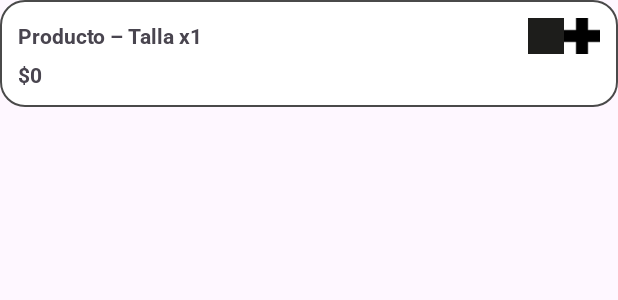
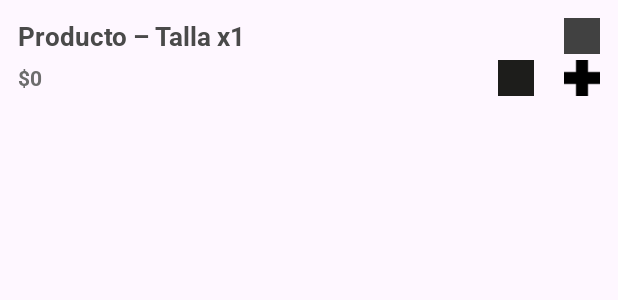
Before and after one commit to andresfsanchez74/Gujaturas, an Android app: the layout item_venta_row.xml on its own in the app's theme, with its tools: preview values and no code run, on a phone screen of 412 x 824 dp. Shown: the top 300 px of the screen. Run offline under Robolectric (Android 15) with nearby library versions, the phone set to English and light mode, and no system bars.

Commit message:
se crashea al querer cerra el descuento

```diff
--- a/app/src/main/res/layout/activity_footer.xml
+++ b/app/src/main/res/layout/activity_footer.xml
@@ -8,7 +8,7 @@
     <androidx.cardview.widget.CardView
         android:id="@+id/footerCard"
         android:layout_width="match_parent"
-        android:layout_height="80dp"
+        android:layout_height="wrap_content"
         app:cardCornerRadius="8dp"
         app:cardElevation="6dp"
         android:padding="10dp"
@@ -22,7 +22,8 @@
             android:layout_width="match_parent"
             android:layout_height="match_parent"
             android:orientation="horizontal"
-            android:weightSum="3">
+            android:weightSum="3"
+            android:padding="10dp">
 
             <!-- Inventario -->
             <LinearLayout
--- a/app/src/main/res/layout/item_venta_row.xml
+++ b/app/src/main/res/layout/item_venta_row.xml
@@ -4,11 +4,10 @@
     android:layout_width="match_parent"
     android:layout_height="wrap_content"
     android:orientation="vertical"
-    android:background="@drawable/bg_section_white_rounded"
     android:padding="12dp"
     android:layout_marginBottom="12dp">
 
-    <!-- Fila horizontal: descripción + botones -->
+    <!-- Fila horizontal: descripción + botón descuento -->
     <LinearLayout
         android:layout_width="match_parent"
         android:layout_height="wrap_content"
@@ -21,7 +20,35 @@
             android:layout_weight="1"
             android:layout_height="wrap_content"
             android:text="Producto – Talla x1"
-            android:fontFamily="@font/roboto_bold"/>
+            android:textSize="17sp"
+            android:fontFamily="@font/roboto_bold"
+            android:textColor="@color/gris_oscuro"/>
+
+        <ImageButton
+            android:id="@+id/btnDescuento"
+            android:layout_width="24dp"
+            android:layout_height="24dp"
+            android:src="@drawable/icono_descuento"
+            android:background="?attr/selectableItemBackgroundBorderless"/>
+    </LinearLayout>
+
+    <!-- Fila horizontal: precio + botones -->
+    <LinearLayout
+        android:layout_width="match_parent"
+        android:layout_height="wrap_content"
+        android:orientation="horizontal"
+        android:gravity="center_vertical"
+        android:layout_marginTop="4dp">
+
+        <TextView
+            android:id="@+id/tvPrecioLinea"
+            android:layout_width="0dp"
+            android:layout_weight="1"
+            android:layout_height="wrap_content"
+            android:text="$0"
+            android:textSize="14sp"
+            android:fontFamily="@font/roboto_bold"
+            android:textColor="@color/gris_claro"/>
 
         <ImageButton
             android:id="@+id/btnRestar"
@@ -29,7 +56,11 @@
             android:layout_height="24dp"
             android:src="@drawable/icono_restar"
             android:background="?attr/selectableItemBackgroundBorderless"/>
-
+        <ImageView
+            android:layout_width="20dp"
+            android:layout_height="24dp"
+            android:src="@drawable/separador_vertical"
+            android:background="?attr/selectableItemBackgroundBorderless"/>
         <ImageButton
             android:id="@+id/btnSumar"
             android:layout_width="24dp"
@@ -38,36 +69,40 @@
             android:background="?attr/selectableItemBackgroundBorderless"/>
     </LinearLayout>
 
-    <!-- Precio de línea -->
-    <TextView
-        android:id="@+id/tvPrecioLinea"
-        android:layout_width="match_parent"
-        android:layout_height="wrap_content"
-        android:text="$0"
-        android:fontFamily="@font/roboto_bold"
-        android:layout_marginTop="4dp"/>
-
-    <!-- Sección de Descuento -->
+    <!-- Contenedor completo de toda la sección de descuento -->
     <LinearLayout
+        android:id="@+id/containerDescuento"
         android:layout_width="match_parent"
         android:layout_height="wrap_content"
         android:orientation="vertical"
         android:visibility="gone"
-        android:layout_marginTop="8dp">
+        android:layout_marginTop="17dp">
 
+        <!-- Separador -->
+        <View
+            android:layout_width="match_parent"
+            android:layout_height="2dp"
+            android:background="@android:color/darker_gray"/>
+
+        <!-- Toggle Añadir Descuento + botón cerrar -->
         <LinearLayout
+            android:id="@+id/llToggleDescuento"
             android:layout_width="match_parent"
             android:layout_height="wrap_content"
             android:orientation="horizontal"
-            android:gravity="center_vertical">
+            android:gravity="center_vertical"
+            android:layout_marginTop="15dp">
 
-            <EditText
-                android:id="@+id/etDescuentoRow"
+            <TextView
+                android:id="@+id/tvAddDescuento"
                 android:layout_width="0dp"
                 android:layout_weight="1"
                 android:layout_height="wrap_content"
-                android:hint="% Descuento"
-                android:inputType="numberDecimal"/>
+                android:text="¿Añadir Descuento?"
+                android:textSize="17sp"
+                android:fontFamily="@font/roboto_bold"
+                android:textColor="@color/gris_oscuro"
+                android:gravity="center"/>
 
             <ImageButton
                 android:id="@+id/btnCerrarDescuento"
@@ -77,12 +112,95 @@
                 android:background="?attr/selectableItemBackgroundBorderless"/>
         </LinearLayout>
 
-        <EditText
-            android:id="@+id/etPrecioNuevoRow"
+        <!-- Campos de la sección de descuento -->
+        <LinearLayout
+            android:id="@+id/rowDescuento"
             android:layout_width="match_parent"
             android:layout_height="wrap_content"
-            android:hint="Precio Nuevo"
-            android:inputType="numberDecimal"
-            android:layout_marginTop="4dp"/>
+            android:orientation="horizontal"
+            android:gravity="center_vertical"
+            android:layout_marginTop="12dp">
+
+            <!-- Precio Nuevo -->
+            <LinearLayout
+                android:layout_width="0dp"
+                android:layout_weight="1"
+                android:layout_height="wrap_content"
+                android:orientation="vertical"
+                android:gravity="center_horizontal">
+
+                <TextView
+                    android:layout_width="wrap_content"
+                    android:layout_height="wrap_content"
+                    android:text="Precio Nuevo"
+                    android:textSize="15sp"
+                    android:fontFamily="@font/roboto_bold"
+                    android:textColor="@color/gris_oscuro"
+                    android:gravity="center"/>
+
+                <EditText
+                    android:id="@+id/etPrecioNuevo"
+                    android:layout_width="match_parent"
+                    android:layout_height="30dp"
+                    android:inputType="numberDecimal"
+                    android:background="@drawable/et_border_squared"
+                    android:paddingStart="12dp"
+                    android:paddingEnd="12dp"
+                    android:fontFamily="@font/roboto_regular"
+                    android:textColor="@color/gris_oscuro"
+                    android:layout_marginTop="5dp"/>
+            </LinearLayout>
+
+            <!-- Separador "O" -->
+            <TextView
+                android:layout_width="wrap_content"
+                android:layout_height="40dp"
+                android:layout_weight="0.5"
+                android:text="O"
+                android:textSize="14sp"
+                android:fontFamily="@font/roboto_bold"
+                android:textColor="@color/gris_oscuro"
+                android:gravity="center"
+                android:layout_marginTop="17dp"/>
+
+            <!-- Descuento % -->
+            <LinearLayout
+                android:layout_width="0dp"
+                android:layout_weight="1"
+                android:layout_height="wrap_content"
+                android:orientation="vertical"
+                android:gravity="center_horizontal">
+
+                <TextView
+                    android:layout_width="wrap_content"
+                    android:layout_height="wrap_content"
+                    android:text="Descuento"
+                    android:textSize="15sp"
+                    android:fontFamily="@font/roboto_bold"
+                    android:textColor="@color/gris_oscuro"
+                    android:gravity="center"/>
+
+                <EditText
+                    android:id="@+id/etDescuento"
+                    android:layout_width="match_parent"
+                    android:layout_height="30dp"
+                    android:inputType="numberDecimal"
+                    android:background="@drawable/et_border_squared"
+                    android:paddingStart="12dp"
+                    android:paddingEnd="12dp"
+                    android:fontFamily="@font/roboto_regular"
+                    android:textColor="@color/gris_oscuro"
+                    android:layout_marginTop="5dp"/>
+            </LinearLayout>
+
+        </LinearLayout>
+
+        <!-- Separador final -->
+        <View
+            android:layout_width="match_parent"
+            android:layout_height="2dp"
+            android:background="@android:color/darker_gray"
+            android:layout_marginTop="30dp"/>
     </LinearLayout>
+
 </LinearLayout>
```
Also changed, not shown: app/src/main/java/com/example/gujaturas/AgregarVenta.kt (+110 -178 lines), app/src/main/res/drawable/icono_descuento.png (added).
